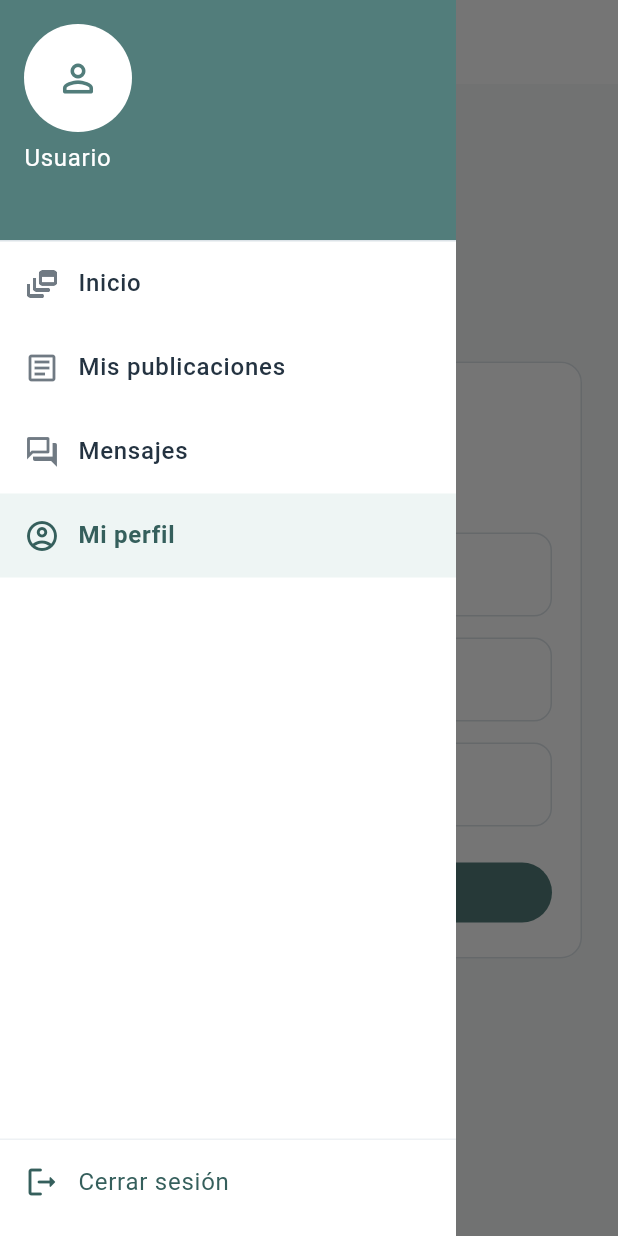
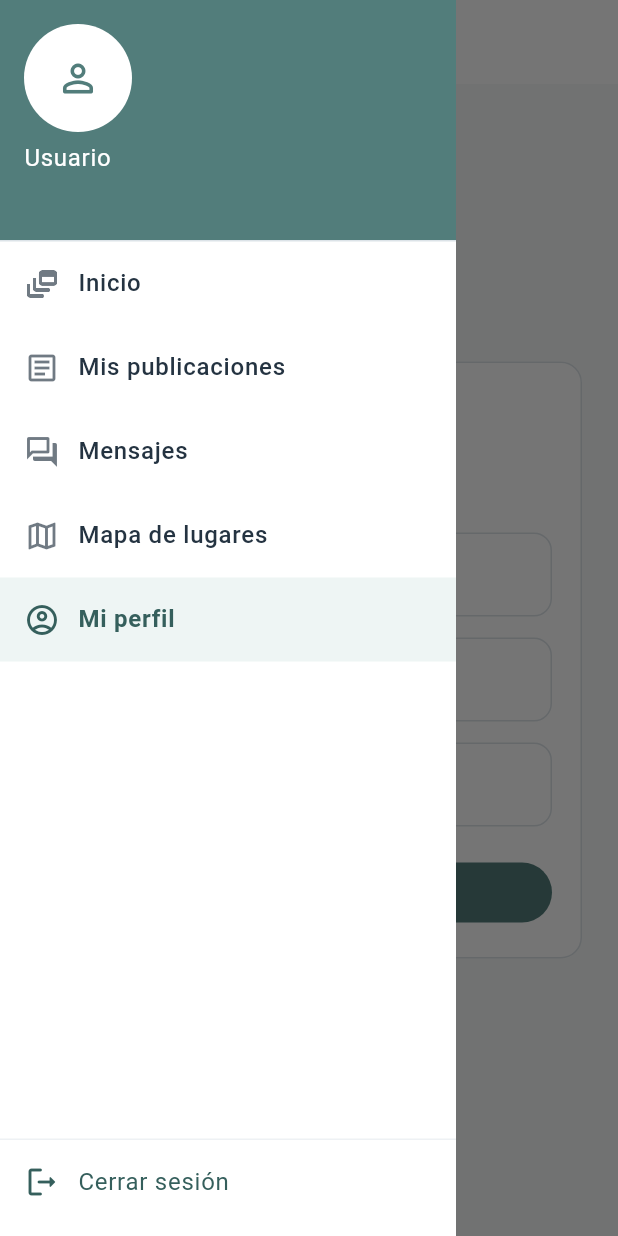
Before and after one commit to coco1016t/PROYECTO--RGR, a Flutter app: the ProfilePage screen opened by its route, with the side drawer open, on a phone screen of 412 x 824 dp. Run offline on Flutter 3.47's test engine with Material 3 defaults, Android fonts, the phone set to English and light mode, and no system bars; our stand-ins replace flutter_map, flutter_secure_storage, image_picker, latlong2; accounts and stored records are empty; network calls fail.

Commit message:
Update user_drawer.dart

```diff
--- a/flutter_application_3/lib/widgets/user_drawer.dart
+++ b/flutter_application_3/lib/widgets/user_drawer.dart
@@ -93,6 +93,10 @@ class _UserNavigationContent extends StatelessWidget {
     return SafeArea(
       child: Column(
         children: [
+          Expanded(
+            child: ListView(
+              padding: EdgeInsets.zero,
+              children: [
                 if (isDrawer)
                   UserAccountsDrawerHeader(
                     margin: EdgeInsets.zero,
@@ -142,7 +146,8 @@ class _UserNavigationContent extends StatelessWidget {
                                   maxLines: 1,
                                   overflow: TextOverflow.ellipsis,
                                   style: TextStyle(
-                              color: scheme.onSurface.withValues(alpha: .62),
+                                    color:
+                                        scheme.onSurface.withValues(alpha: .62),
                                     fontSize: 12,
                                   ),
                                 ),
@@ -180,6 +185,16 @@ class _UserNavigationContent extends StatelessWidget {
                 ),
                 _opcion(
                   context,
+                  icono: Icons.map_outlined,
+                  titulo: 'Mapa de lugares',
+                  seleccionado: false,
+                  onTap: () {
+                    _cerrarDrawer(context);
+                    Navigator.pushNamed(context, '/mapa');
+                  },
+                ),
+                _opcion(
+                  context,
                   icono: Icons.account_circle_outlined,
                   titulo: 'Mi perfil',
                   seleccionado: rutaActual == '/profile',
@@ -194,7 +209,9 @@ class _UserNavigationContent extends StatelessWidget {
                     }
                   },
                 ),
-          const Spacer(),
+              ],
+            ),
+          ),
           Divider(color: scheme.outline.withValues(alpha: .5), height: 1),
           ListTile(
             horizontalTitleGap: 12,
```
Lines whose indentation alone changed are shown as unchanged.
